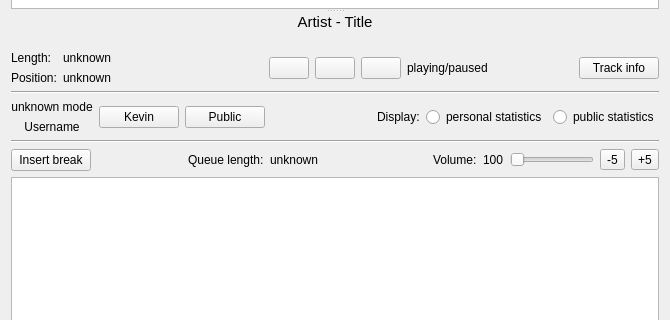
Before: the Qt Designer form src/desktop-remote/mainwidget.ui in hyperquantum/PMP, drawn with Qt 5; both pictures show x 0 to 670 and y 206 to 526 of the 670 by 637 pixel window.
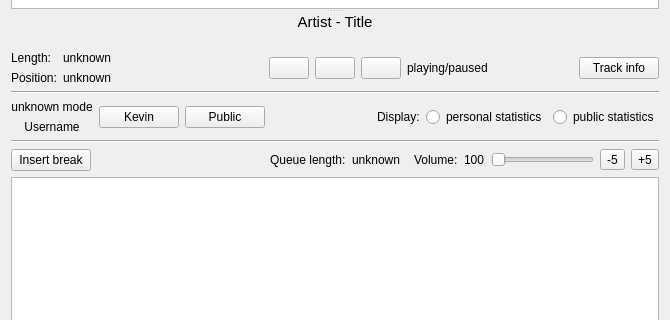
After: the same form once the commit is applied. Icons and pictures are not drawn. Custom widgets are drawn as their Qt base class.

Commit message: Make sure queue length is correctly centered

Patch:
```diff
--- a/src/desktop-remote/mainwidget.ui
+++ b/src/desktop-remote/mainwidget.ui
@@ -386,12 +386,6 @@
               <property name="orientation">
                <enum>Qt::Horizontal</enum>
               </property>
-              <property name="sizeHint" stdset="0">
-               <size>
-                <width>108</width>
-                <height>0</height>
-               </size>
-              </property>
              </spacer>
             </item>
             <item>
```
